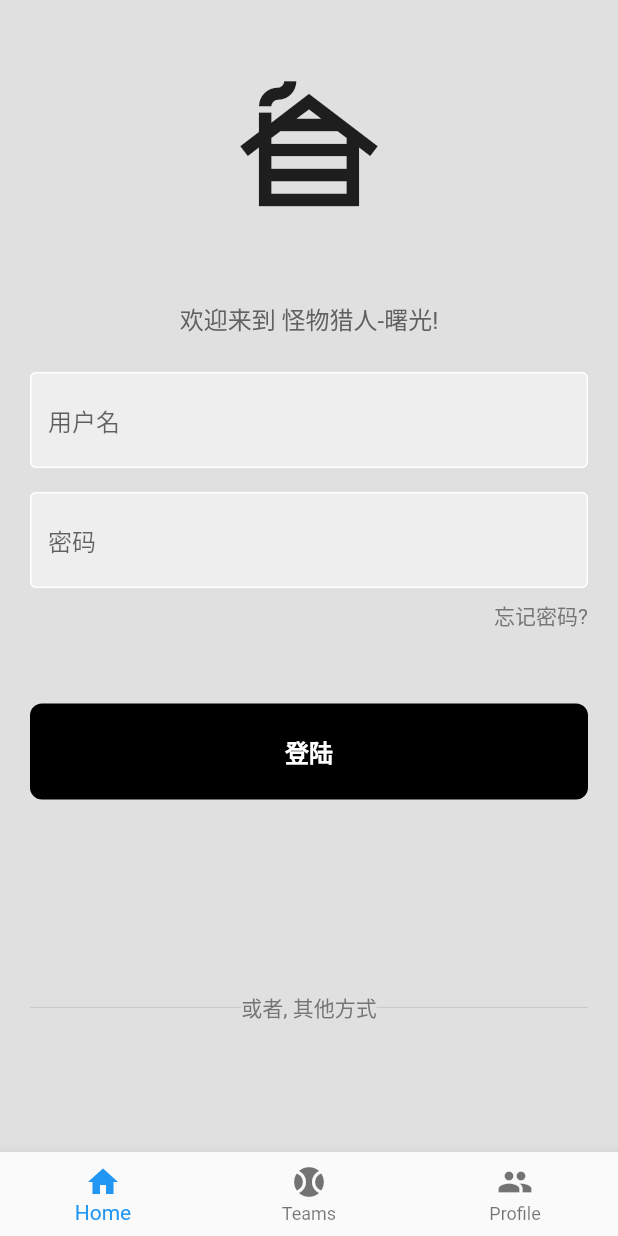
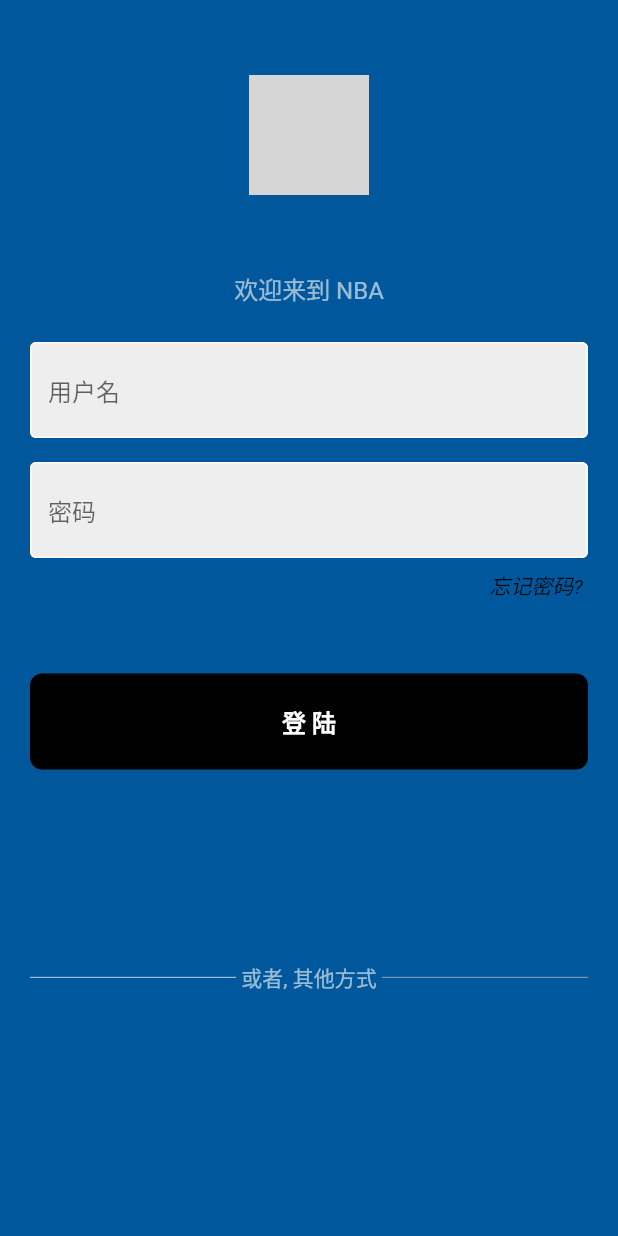
Before and after one commit to 13hoop/YRFlutterBookDemos, a Flutter app: the HomePage screen opened by its route, on a phone screen of 412 x 824 dp. Run offline on Flutter 3.47's test engine with Material 2 defaults, Android fonts, the phone set to English and light mode, and no system bars; our stand-ins replace dio, flutter_svg, fluttertoast; missing offline and left inert: dart:ffi; network calls fail; grey boxes are pictures that could not be loaded.

Commit message:
login router

```diff
--- a/lib/LoginPage.dart
+++ b/lib/LoginPage.dart
@@ -1,8 +1,9 @@
+// ignore_for_file: avoid_print
 import 'dart:convert';
-
 import 'package:book_demo/api_server.dart';
 import 'package:book_demo/components/my_button.dart';
 import 'package:book_demo/components/my_textfielf.dart';
+import 'package:book_demo/components/my_toast.dart';
 import 'package:flutter/material.dart';
 
 class LoginPage extends StatelessWidget {
@@ -18,34 +19,33 @@ class LoginPage extends StatelessWidget {
     };
     var url = '/login';
 
-    // var rsp = ApiService.post(url, data);
-    // var user = User.fromJson(rsp as Map<String, dynamic>);
+    if (nameController.text.length == 0) {
+      Toast.show('请输入用户名');
+      return;
+    }
 
-    // try {
-    //   final rsp = await ApiService.post(url, data);
-    //   if (rsp.statusCode == 200) {
-    //     print(jsonDecode(rsp.body));
-    //     var user = User.fromJson(jsonDecode(rsp.body));
-    //     return user;
-    //   } else {
-    //     title = '密码或者用户名错误';
-    //     return null;
-    //   }
-    // } catch (e) {
-    //   print(e);
-    //   return null;
-    // }
+    if (pwdController.text.length == 0) {
+      Toast.show('请输入密码');
+      return;
+    }
 
-    // 登录成功， 跳转首页
-    // Navigator.pushNamed(context, '/home');
+    ApiService.post(url, data).then((value) {
+      print(' >> ${value.msg}');
+      if (value.code == 0) {
+        Navigator.pop(context);
+      }
+    }).catchError((onError) {
+      print(' err: $onError');
+    });
   }
 
-  String title = '欢迎来到 怪物猎人-曙光!';
+  String title = '欢迎来到 NBA';
 
   @override
   Widget build(BuildContext context) {
+    print(' -- LoginPage rendering ...');
     return Scaffold(
-      backgroundColor: Colors.grey[300],
+      backgroundColor: const Color(0xFF01579B),
       body: SafeArea(
         child: Center(
           child: Column(
@@ -53,16 +53,15 @@ class LoginPage extends StatelessWidget {
               const SizedBox(
                 height: 50,
               ),
-              const Icon(
-                Icons.cabin,
-                size: 100,
-              ),
+              Image.network(
+                  height: 80,
+                  'https://res.nba.cn/resource/mat1/chinanba/images/nbalogo/nba-icon.png?20220224'),
               const SizedBox(
                 height: 50,
               ),
               Text(
                 title,
-                style: TextStyle(color: Colors.grey[700], fontSize: 16),
+                style: const TextStyle(color: Colors.white60, fontSize: 16),
               ),
               const SizedBox(
                 height: 24,
@@ -87,10 +86,11 @@ class LoginPage extends StatelessWidget {
                 padding: const EdgeInsets.symmetric(horizontal: 20),
                 child: Row(
                   mainAxisAlignment: MainAxisAlignment.end,
-                  children: [
+                  children: const [
                     Text(
-                      '忘记密码?',
-                      style: TextStyle(color: Colors.grey[600]),
+                      '忘记密码? ',
+                      style: TextStyle(
+                          fontStyle: FontStyle.italic, color: Colors.black87),
                     ),
                   ],
                 ),
@@ -99,7 +99,9 @@ class LoginPage extends StatelessWidget {
                 height: 48,
               ),
               YRButton(
-                onTap: _loginUser(context),
+                onTap: () {
+                  _loginUser(context);
+                },
               ),
               const SizedBox(
                 height: 128,
@@ -111,12 +113,12 @@ class LoginPage extends StatelessWidget {
                     Expanded(
                       child: Divider(
                         thickness: 0.5,
-                        color: Colors.grey[400],
+                        color: Colors.grey[50],
                       ),
                     ),
-                    Text(
-                      '或者, 其他方式',
-                      style: TextStyle(color: Colors.grey[600]),
+                    const Text(
+                      ' 或者, 其他方式 ',
+                      style: TextStyle(color: Colors.white60),
                     ),
                     Expanded(
                       child: Divider(
--- a/lib/components/my_button.dart
+++ b/lib/components/my_button.dart
@@ -10,13 +10,13 @@ class YRButton extends StatelessWidget {
     return GestureDetector(
       onTap: onTap,
       child: Container(
-        padding: EdgeInsets.all(20),
-        margin: EdgeInsets.symmetric(horizontal: 20),
+        padding: const EdgeInsets.all(20),
+        margin: const EdgeInsets.symmetric(horizontal: 20),
         decoration: BoxDecoration(
             color: Colors.black, borderRadius: BorderRadius.circular(8.0)),
-        child: Center(
+        child: const Center(
           child: Text(
-            '登陆',
+            '登 陆',
             style: TextStyle(
                 color: Colors.white, fontWeight: FontWeight.bold, fontSize: 16),
           ),
--- a/lib/homepage.dart
+++ b/lib/homepage.dart
@@ -2,6 +2,7 @@ import 'package:book_demo/LoginPage.dart';
 import 'package:book_demo/countDemo.dart';
 import 'package:book_demo/team_page.dart';
 import 'package:flutter/material.dart';
+import 'package:book_demo/widge_demo.dart';
 
 class HomePage extends StatefulWidget {
   const HomePage({super.key});
@@ -12,17 +13,24 @@ class HomePage extends StatefulWidget {
 
 class _HomePageState extends State<HomePage> {
   final List<BottomNavigationBarItem> items = [
-    BottomNavigationBarItem(icon: Icon(Icons.home), label: 'Home'),
-    BottomNavigationBarItem(icon: Icon(Icons.sports_baseball), label: 'Teams'),
-    BottomNavigationBarItem(icon: Icon(Icons.people), label: 'Profile'),
+    const BottomNavigationBarItem(icon: Icon(Icons.home), label: 'Home'),
+    const BottomNavigationBarItem(
+        icon: Icon(Icons.sports_baseball), label: 'Teams'),
+    const BottomNavigationBarItem(icon: Icon(Icons.people), label: 'Profile'),
+    const BottomNavigationBarItem(
+        icon: Icon(Icons.auto_awesome), label: 'widget'),
   ];
+
+  // 是否登陆
+  final bool _isLogin = false;
 
   final List<Widget> _pages = [
     LoginPage(),
-    TeamPage(),
-    MyHomePage(
+    const TeamPage(),
+    const MyHomePage(
       title: 'xxxx',
-    )
+    ),
+    const WidgetDemo()
   ];
 
   int _selectIndex = 0;
@@ -32,14 +40,22 @@ class _HomePageState extends State<HomePage> {
     });
   }
 
+  @override
+  void initState() {
+    super.initState();
+  }
+
+  @override
   Widget build(BuildContext context) {
-    return Scaffold(
+    return _isLogin
+        ? Scaffold(
             body: _pages[_selectIndex],
             bottomNavigationBar: BottomNavigationBar(
                 currentIndex: _selectIndex,
                 onTap: _navigationBottomBar,
                 type: BottomNavigationBarType.fixed,
                 items: items),
-    );
+          )
+        : LoginPage();
   }
 }
--- a/lib/main.dart
+++ b/lib/main.dart
@@ -9,7 +9,6 @@ import 'countDemo.dart';
 
 void main() {
   runApp(const MyApp());
-  // runApp(const Demo23());
 }
 
 class MyApp extends StatelessWidget {
@@ -23,7 +22,6 @@ class MyApp extends StatelessWidget {
       theme: ThemeData(
         primarySwatch: Colors.blue,
       ),
-      home: LoginPage(),
       routes: <String, WidgetBuilder>{
         '/count': (context) => MyHomePage(
               title: 'title',
@@ -33,7 +31,7 @@ class MyApp extends StatelessWidget {
         '/team': (context) => TeamPage(),
         '/game': (context) => FinalGamePage()
       },
-      initialRoute: '/home',
+      initialRoute: '/login',
     );
   }
 }
```
Also changed, not shown: lib/api_server.dart (+15 -5 lines), lib/team_page.dart (+12 -15 lines), lib/widge_demo.dart (added, +78 -0 lines). Lines whose indentation alone changed are shown as unchanged.
